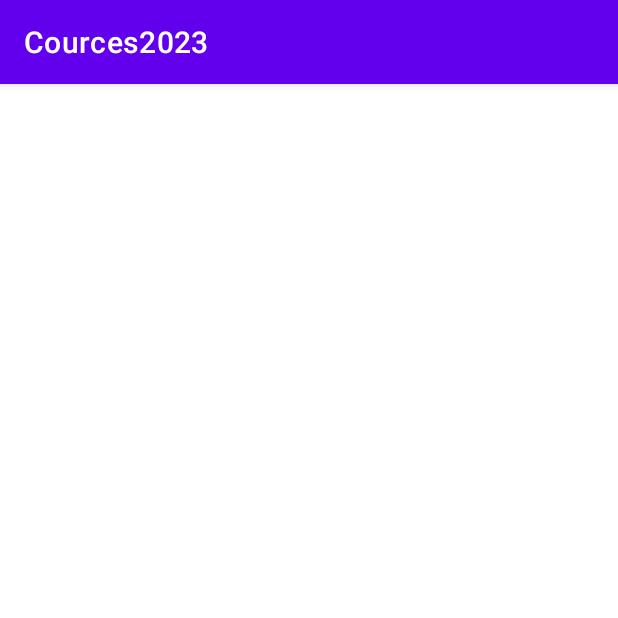
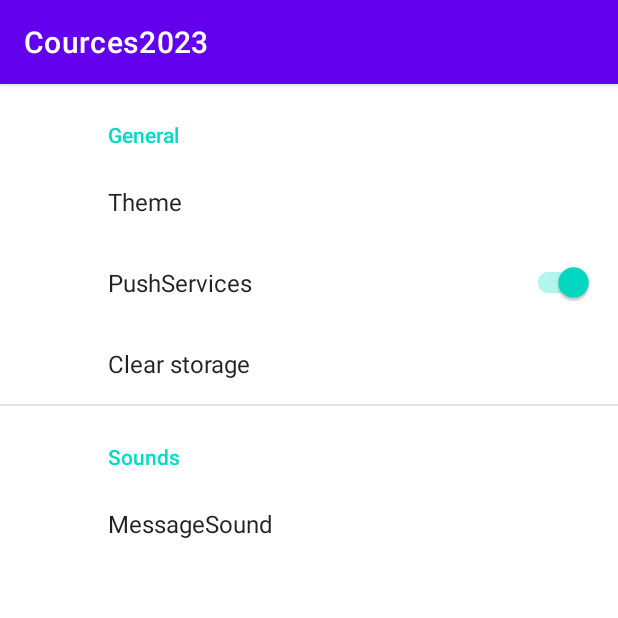
Before and after one commit to linyasha/Cources2023, an Android app: the screen it shows after launch (MainActivity before the commit, PreferenceSettingsActivity after it), on a phone screen of 412 x 824 dp, the top half of it. Run offline under Robolectric (Android 15) with nearby library versions, the phone set to English and light mode, and no system bars; our stand-ins replace androidx.preference; libraries missing offline, so code that uses them is left out: com.pawegio.kandroid.

Commit message:
preferences

```diff
--- /dev/null
+++ b/presentation/src/main/java/dev/lynko/cources2023/PreferenceSettingsActivity.kt
@@ -0,0 +1,115 @@
+package dev.lynko.cources2023
+
+import android.app.Activity
+import android.content.Intent
+import android.content.SharedPreferences
+import android.net.Uri
+import android.os.Build
+import android.os.Bundle
+import android.util.Log
+import androidx.appcompat.app.AppCompatActivity
+import androidx.core.content.edit
+import androidx.fragment.app.Fragment
+import androidx.preference.*
+import com.pawegio.kandroid.defaultSharedPreferences
+import org.koin.androidx.viewmodel.ext.android.viewModel
+
+class PreferenceSettingsActivity: AppCompatActivity(),
+    PreferenceFragmentCompat.OnPreferenceStartFragmentCallback  {
+
+    override fun onCreate(savedInstanceState: Bundle?) {
+        super.onCreate(savedInstanceState)
+        setContentView(R.layout.activity_settings)
+        if (savedInstanceState == null) {
+            supportFragmentManager
+                .beginTransaction()
+                .replace(R.id.fragmentContainer, PreferenceSettingsFragment())
+                .commit()
+        }
+    }
+
+    override fun onPreferenceStartFragment(
+        caller: PreferenceFragmentCompat,
+        pref: Preference
+    ): Boolean {
+        val args = pref.extras
+        val fragment = supportFragmentManager.fragmentFactory.instantiate(
+            classLoader,
+            pref.fragment ?: ""
+        )
+        fragment.arguments = args
+        fragment.setTargetFragment(caller, 0)
+        supportFragmentManager.beginTransaction()
+            .replace(R.id.fragmentContainer, fragment)
+            .addToBackStack(null)
+            .commit()
+        return true
+    }
+
+    class PreferenceSettingsFragment : PreferenceFragmentCompat() {
+
+        private var changed = false
+        private var domains = mutableListOf<String>()
+
+        private lateinit var crearPreference: Preference
+        private lateinit var cloudMessagingSwitchPref: SwitchPreferenceCompat
+        private lateinit var overallSoundSwitchPref: SwitchPreferenceCompat
+        private lateinit var themePref: ListPreference
+
+
+        override fun onCreate(savedInstanceState: Bundle?) {
+            super.onCreate(savedInstanceState)
+
+            changed = savedInstanceState?.getBoolean("KEY_CHANGED") == true
+            if (changed) {
+                requireActivity().setResult(Activity.RESULT_OK)
+            }
+        }
+
+        override fun onActivityCreated(savedInstanceState: Bundle?) {
+            super.onActivityCreated(savedInstanceState)
+        }
+
+        override fun onCreatePreferences(savedInstanceState: Bundle?, rootKey: String?) {
+            setPreferencesFromResource(R.xml.preference_settings, rootKey)
+            themePref = findPreference(Prefs.KEY_THEME)!!
+            themePref.setOnPreferenceChangeListener { _, value ->
+                //TODO(Do smth)
+                Log.d("PREFS", "Send new theme to anatics ${value}")
+                true
+            }
+//            cloudMessagingSwitchPref = findPreference("cloud_messaging")!!
+//            cloudMessagingSwitchPref.setOnPreferenceChangeListener { _, value ->
+//                val isEnabled = value as Boolean
+//                //TODO(Do smth)
+//                true
+//            }
+//
+
+            crearPreference = findPreference<Preference>("clear_storage")!!
+
+            crearPreference.setOnPreferenceClickListener {
+//                Toas
+                true
+            }
+
+
+
+        }
+//
+//        private fun setResult() {
+//            if (!changed) {
+//                changed = true
+//                requireActivity().setResult(Activity.RESULT_OK)
+//            }
+//        }
+//
+//        companion object {
+//            private const val REQUEST_DELETE_STORAGE = 0
+//            private const val REQUEST_DELETE_PIN = 1
+//            private const val REQUEST_DISABLE_CLOUD_MESSAGING = 2
+//
+//
+//        }
+    }
+}
--- /dev/null
+++ b/presentation/src/main/java/dev/lynko/cources2023/Prefs.kt
@@ -0,0 +1,5 @@
+package dev.lynko.cources2023
+
+object Prefs {
+    const val KEY_THEME = "theme"
+}
--- a/presentation/src/main/java/dev/lynko/cources2023/ui/activity/MainActivity.kt
+++ b/presentation/src/main/java/dev/lynko/cources2023/ui/activity/MainActivity.kt
@@ -12,6 +12,8 @@ import android.util.Log
 import androidx.core.app.ActivityCompat
 import androidx.lifecycle.lifecycleScope
 import com.bumptech.glide.Glide
+import com.pawegio.kandroid.defaultSharedPreferences
+import dev.lynko.cources2023.Prefs
 import dev.lynko.cources2023.R
 import dev.lynko.cources2023.databinding.ActivityMain2Binding
 import kotlinx.coroutines.launch
@@ -82,7 +84,7 @@ class MainActivity : AppCompatActivity() {
         lifecycleScope.launch {
             Glide.with(this@MainActivity).load(images.first().uri).centerCrop().into(binding.photo)
         }
-
+        defaultSharedPreferences.getString(Prefs.KEY_THEME, "")
     }
 
     data class Image(
--- /dev/null
+++ b/presentation/src/main/res/layout/activity_settings.xml
@@ -0,0 +1,13 @@
+<?xml version="1.0" encoding="utf-8"?>
+<LinearLayout xmlns:android="http://schemas.android.com/apk/res/android"
+    android:layout_width="match_parent"
+    android:layout_height="match_parent"
+    xmlns:app="http://schemas.android.com/apk/res-auto"
+    android:orientation="vertical">
+
+    <FrameLayout
+        android:id="@+id/fragmentContainer"
+        android:layout_width="match_parent"
+        android:layout_height="match_parent"/>
+
+</LinearLayout>
--- a/presentation/src/main/res/values/strings.xml
+++ b/presentation/src/main/res/values/strings.xml
@@ -1,3 +1,4 @@
 <resources>
     <string name="app_name">Cources2023</string>
+    <string name="theme">theme</string>
 </resources>
--- a/presentation/src/main/res/xml/preference_settings.xml
+++ b/presentation/src/main/res/xml/preference_settings.xml
@@ -5,9 +5,10 @@
         android:title="General">
 
         <ListPreference
-            android:key="theme"
+            android:key="@string/theme"
             android:title="Theme"
-            android:summary="%s" />
+            android:entries="@array/theme_keys"
+            android:entryValues="@array/theme_values"/>
 
         <SwitchPreferenceCompat
             android:defaultValue="true"
@@ -31,5 +32,4 @@
 
     </PreferenceCategory>
 
-
 </PreferenceScreen>
--- a/settings.gradle
+++ b/settings.gradle
@@ -10,6 +10,7 @@ dependencyResolutionManagement {
     repositories {
         google()
         mavenCentral()
+        maven { url "https://jitpack.io" }
     }
 }
 rootProject.name = "Cources2023"
```
Also changed, not shown: presentation/build.gradle (+21 -0 lines), presentation/src/main/AndroidManifest.xml (+8 -6 lines), presentation/src/main/res/drawable/background_card_12.xml (added, +10 -0 lines), presentation/src/main/res/values/arrays.xml (added, +41 -0 lines), presentation/src/main/res/values/themes.xml (+7 -0 lines).
